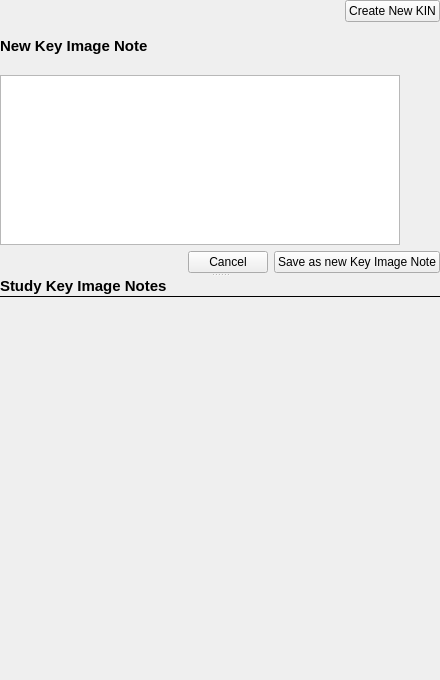
This is starviewer/src/core/keyimagenotemanagerwidgetbase.ui in starviewer-medical/starviewer as Qt 5 draws it before an edit. The edited form follows.
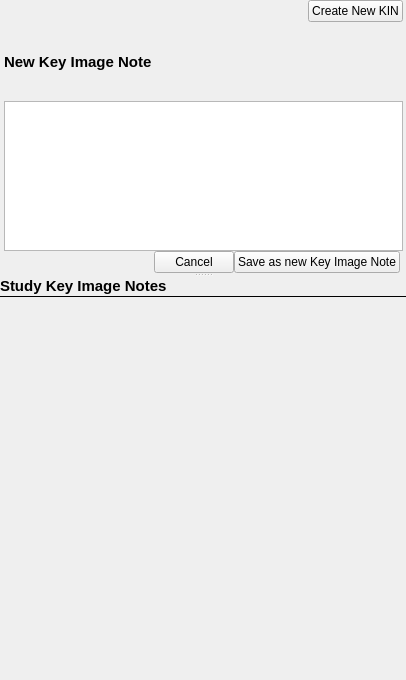
This is the edited form. Icons and pictures are not drawn. Custom widgets are drawn as their Qt base class.

The edit to the form file:
```diff
--- a/starviewer/src/core/keyimagenotemanagerwidgetbase.ui
+++ b/starviewer/src/core/keyimagenotemanagerwidgetbase.ui
@@ -9,7 +9,7 @@
    <rect>
     <x>0</x>
     <y>0</y>
-    <width>440</width>
+    <width>406</width>
     <height>680</height>
    </rect>
   </property>
@@ -49,7 +49,16 @@
      <property name="spacing">
       <number>0</number>
      </property>
-     <property name="margin">
+     <property name="leftMargin">
+      <number>0</number>
+     </property>
+     <property name="topMargin">
+      <number>0</number>
+     </property>
+     <property name="rightMargin">
+      <number>3</number>
+     </property>
+     <property name="bottomMargin">
       <number>0</number>
      </property>
      <item>
@@ -109,6 +118,21 @@
        <bool>false</bool>
       </property>
       <layout class="QVBoxLayout" name="verticalLayout">
+       <property name="spacing">
+        <number>0</number>
+       </property>
+       <property name="leftMargin">
+        <number>4</number>
+       </property>
+       <property name="topMargin">
+        <number>0</number>
+       </property>
+       <property name="rightMargin">
+        <number>3</number>
+       </property>
+       <property name="bottomMargin">
+        <number>0</number>
+       </property>
        <item>
         <widget class="QLabel" name="m_mySelectionLabel">
          <property name="maximumSize">
@@ -137,13 +161,13 @@
          <property name="minimumSize">
           <size>
            <width>0</width>
-           <height>170</height>
+           <height>150</height>
           </size>
          </property>
          <property name="maximumSize">
           <size>
-           <width>400</width>
-           <height>170</height>
+           <width>16777215</width>
+           <height>150</height>
           </size>
          </property>
          <property name="font">
@@ -161,6 +185,21 @@
        </item>
        <item>
         <layout class="QHBoxLayout" name="horizontalLayout_4">
+         <property name="spacing">
+          <number>0</number>
+         </property>
+         <property name="leftMargin">
+          <number>0</number>
+         </property>
+         <property name="topMargin">
+          <number>0</number>
+         </property>
+         <property name="rightMargin">
+          <number>3</number>
+         </property>
+         <property name="bottomMargin">
+          <number>0</number>
+         </property>
          <item>
           <spacer name="horizontalSpacer_8">
            <property name="orientation">
@@ -202,6 +241,12 @@
        </property>
        <item>
         <widget class="QLabel" name="m_keyImageNotesLabel">
+         <property name="sizePolicy">
+          <sizepolicy hsizetype="Preferred" vsizetype="Fixed">
+           <horstretch>0</horstretch>
+           <verstretch>0</verstretch>
+          </sizepolicy>
+         </property>
          <property name="font">
           <font>
            <pointsize>11</pointsize>
@@ -270,7 +315,7 @@
            <rect>
             <x>0</x>
             <y>0</y>
-            <width>438</width>
+            <width>404</width>
             <height>370</height>
            </rect>
           </property>
@@ -326,7 +371,7 @@
               <item>
                <layout class="QVBoxLayout" name="m_layout">
                 <property name="spacing">
-                 <number>10</number>
+                 <number>5</number>
                 </property>
                </layout>
               </item>
```
Left out of the diff: 8 changed lines with no effect on the pictures.
